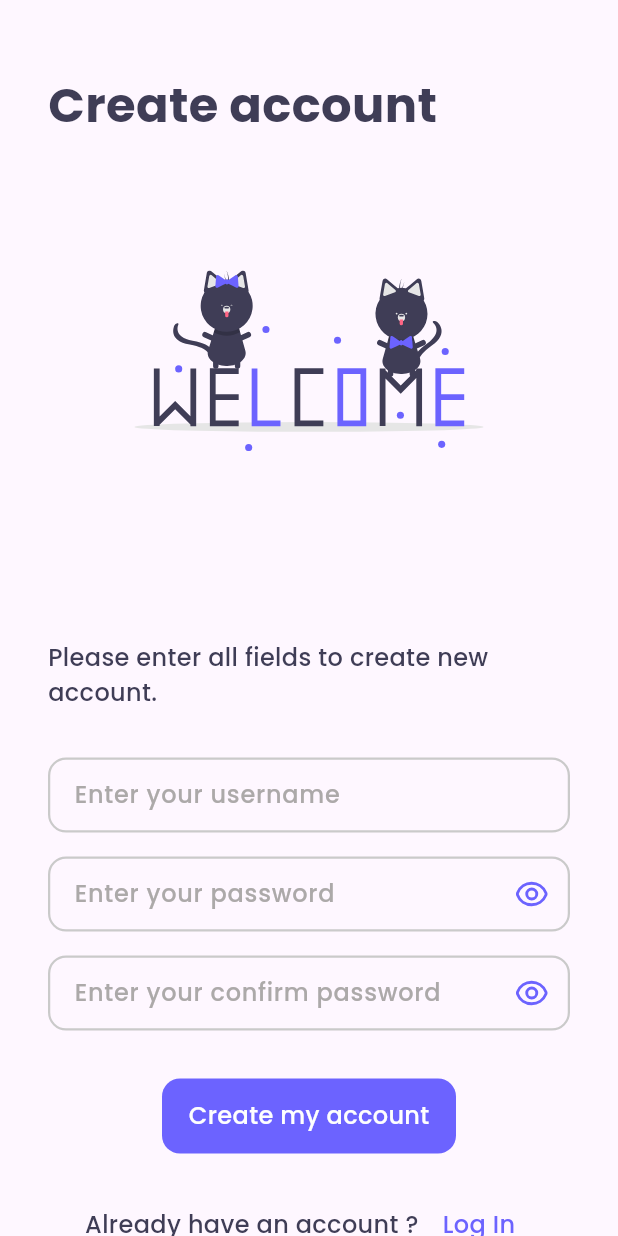
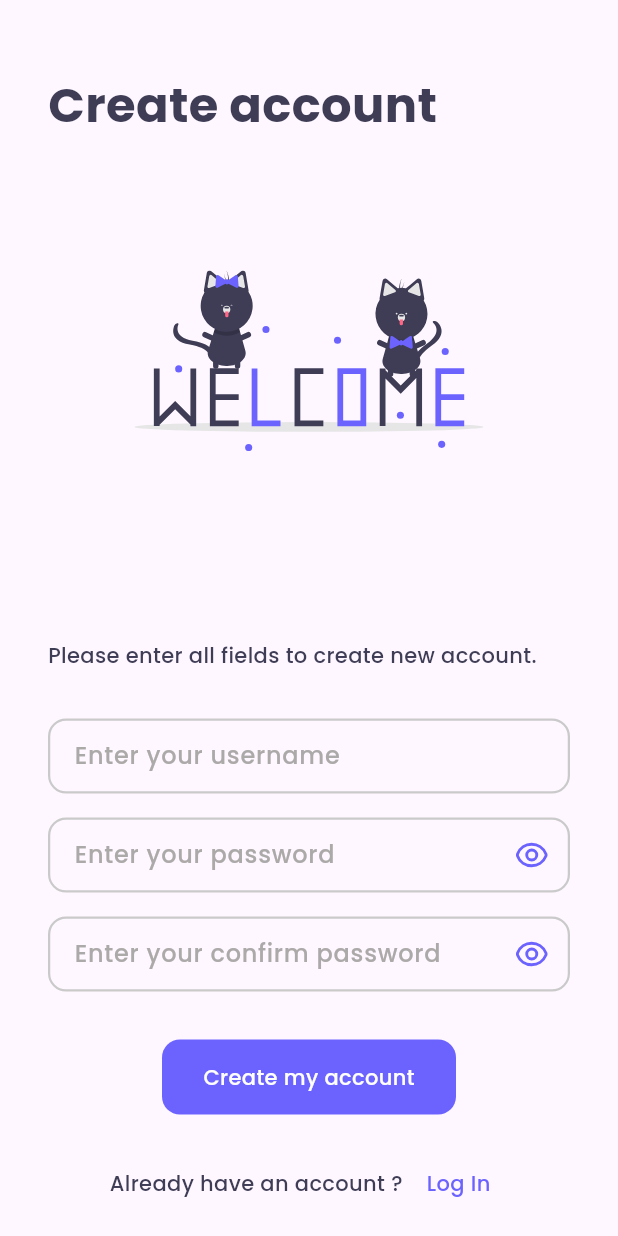
Before and after one commit to SingHuyLeang/flutter_3_5, a Flutter app: the CreateAccount screen opened directly, on a phone screen of 412 x 824 dp. Run offline on Flutter 3.47's test engine with Material 3 defaults, Android fonts, the light colour scheme and no system bars; our stand-ins replace flutter_svg, get.

Commit message:
Product Card

```diff
--- a/lib/components/asset_button.dart
+++ b/lib/components/asset_button.dart
@@ -14,6 +14,8 @@ class AssetButton extends StatelessWidget {
     this.mainAxisAlignment = MainAxisAlignment.center,
     this.color,
     this.textColor,
+    this.padding = 12,
+    this.filter,
   });
 
   final String? icon, text;
@@ -21,6 +23,8 @@ class AssetButton extends StatelessWidget {
   final double? width, height;
   final MainAxisAlignment mainAxisAlignment;
   final Color? color, textColor;
+  final double padding;
+  final ColorFilter? filter;
 
   @override
   Widget build(BuildContext context) {
@@ -34,11 +38,15 @@ class AssetButton extends StatelessWidget {
           borderRadius: BorderRadius.circular(12),
         ),
         child: Padding(
-          padding: const EdgeInsets.all(12),
+          padding: EdgeInsets.all(padding),
           child: Row(
             mainAxisAlignment: mainAxisAlignment,
             children: [
-              if (icon != null) SvgPicture.asset(icon!),
+              if (icon != null)
+                SvgPicture.asset(
+                  icon!,
+                  colorFilter: filter,
+                ),
               PText(
                 text: text ?? "",
                 color: textColor ?? PColors.light,
--- a/lib/featured/app/home/components/categories.dart
+++ b/lib/featured/app/home/components/categories.dart
@@ -30,7 +30,7 @@ class CategoriesSlider extends StatelessWidget {
             padding: EdgeInsets.only(left: 32.0),
             child: PText(
               text: "Categories",
-              weight: FontWeight.bold,
+              size: 16,
             ),
           ),
           const SizedBox(height: 16),
--- a/lib/utils/theme/text_theme.dart
+++ b/lib/utils/theme/text_theme.dart
@@ -8,14 +8,18 @@ class PText extends StatelessWidget {
     required this.text,
     this.fontType = Font.medium,
     this.color,
-    this.size = 16,
+    this.size = 14,
     this.weight,
+    this.line,
+    this.overflow,
   });
   final String text;
   final String fontType;
   final Color? color;
   final double size;
   final FontWeight? weight;
+  final int? line;
+  final TextOverflow? overflow;
 
   @override
   Widget build(BuildContext context) {
@@ -27,8 +31,9 @@ class PText extends StatelessWidget {
         color: color ?? PColors.dark,
         fontWeight: weight,
       ),
-      maxLines: null,
+      maxLines: line,
       softWrap: true,
+      overflow: overflow,
     );
   }
 }
```
Also changed, not shown: lib/controller/pet_controller.dart (+1 -39 lines), lib/data/pet.dart (+21 -21 lines), lib/featured/app/home/components/pet_grid.dart (+47 -4 lines), assets/images/bookmark.svg.
